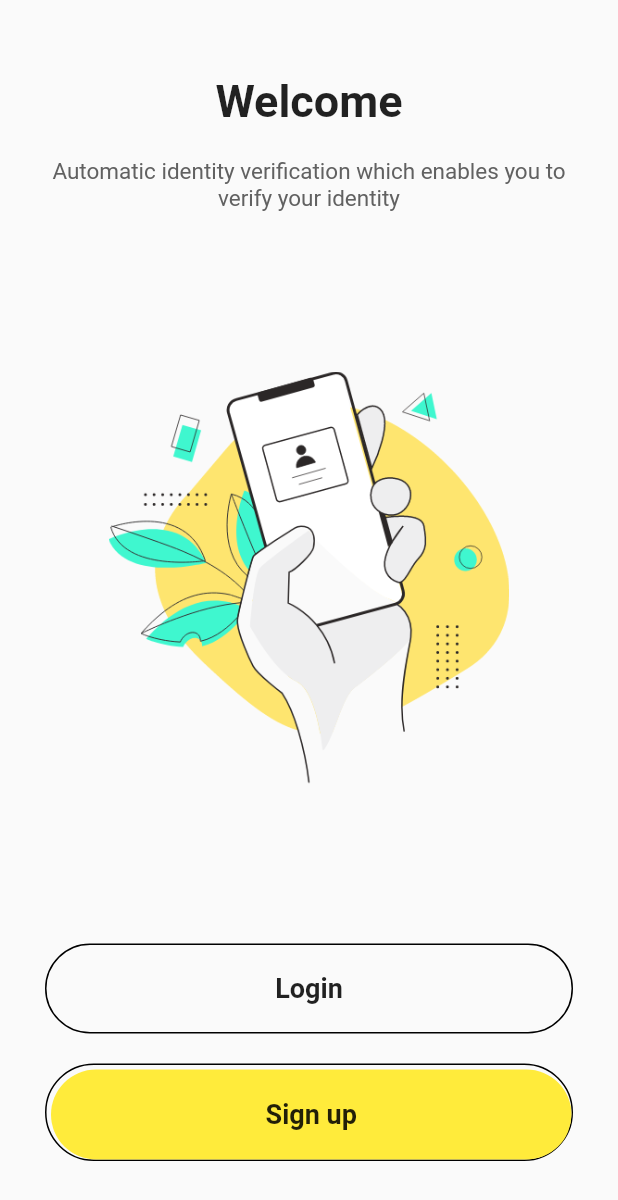
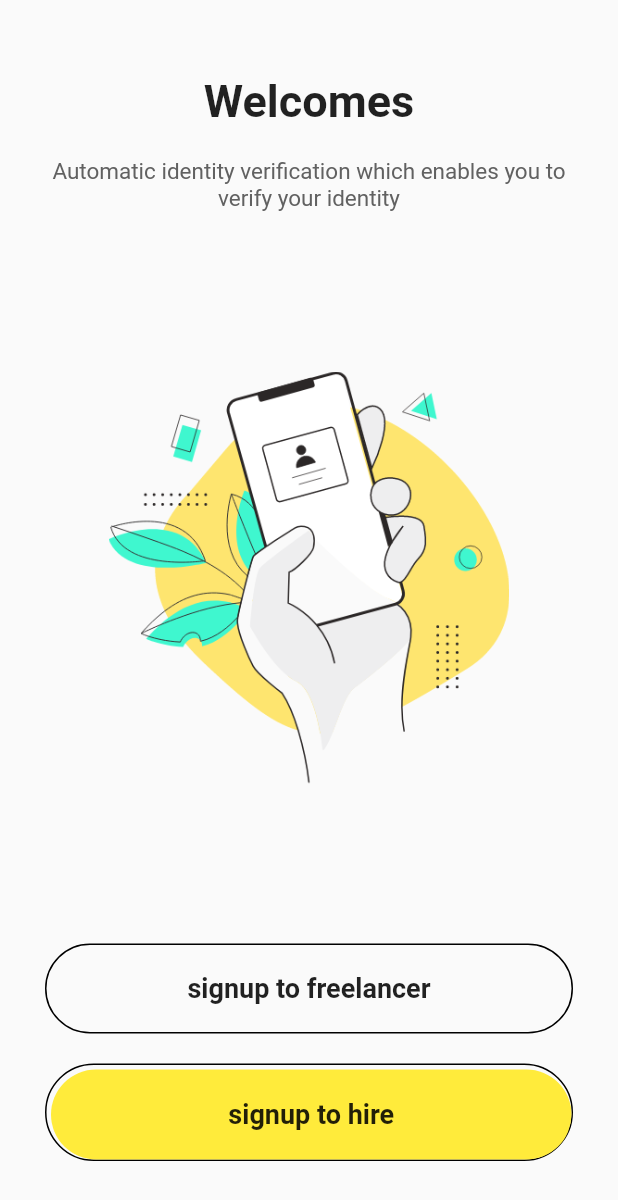
Before and after one commit to withewolf-dev/nahor_freelance, a Flutter app: the screen it shows after launch, on a phone screen of 412 x 824 dp. Shown: the top 1200 px of the screen. Run offline on Flutter 3.47's test engine with Material 2 defaults, Android fonts, the phone set to English and light mode, and no system bars; our stand-ins replace auto_route, firebase_core; accounts and stored records are empty.

Commit message:
auto_route setup

```diff
--- /dev/null
+++ b/lib/router/app_routes.dart
@@ -0,0 +1,15 @@
+import 'package:auto_route/annotations.dart';
+import 'package:auto_route/auto_route.dart';
+import 'package:nahor_freelance/screens/Freelance_Signup.dart';
+import 'package:nahor_freelance/screens/Hire_Signup.dart';
+import 'package:nahor_freelance/screens/Welcome.dart';
+
+@MaterialAutoRouter(
+  replaceInRouteName: 'Page,Route',
+  routes: <AutoRoute>[
+    AutoRoute(page: WelcomeScreen, initial: true, path: '/'),
+    AutoRoute(page: FreelancSingupS, path: '/freelance-signup'),
+    AutoRoute(page: HireSingupS, path: '/hire-signup'),
+  ],
+)
+class $AppRouter {}
--- a/lib/routes/app_routes.dart
+++ /dev/null
@@ -1,23 +0,0 @@
-import 'package:flutter/material.dart';
-import 'package:nahor_freelance/screens/auth/authscreen.dart';
-import 'package:nahor_freelance/screens/welcome.dart';
-
-class AppRouter {
-  Route onGenerateRoute(RouteSettings settings) {
-    switch (settings.name) {
-      case '/':
-        return MaterialPageRoute(
-          builder: (_) => AuthScreen(),
-        );
-
-      case '/welcome':
-        return MaterialPageRoute(
-          builder: (_) => Welcome(),
-        );
-      default:
-        return MaterialPageRoute(
-          builder: (_) => AuthScreen(),
-        );
-    }
-  }
-}
--- a/lib/screens/welcome.dart
+++ b/lib/screens/Hire_Signup.dart
@@ -1,6 +1,6 @@
 import 'package:flutter/material.dart';
 
-class Welcome extends StatelessWidget {
+class HireSingupS extends StatelessWidget {
   @override
   Widget build(BuildContext context) {
     return Scaffold(
@@ -13,7 +13,7 @@ class Welcome extends StatelessWidget {
               Navigator.pop(context);
             },
             child: Text(
-              "welcome you logged in",
+              "welcome you logged Hire",
               textDirection: TextDirection.ltr,
               textAlign: TextAlign.center,
             ),
--- a/lib/screens/auth/authscreen.dart
+++ b/lib/screens/Welcome.dart
@@ -1,7 +1,7 @@
 import 'package:flutter/material.dart';
-import 'package:nahor_freelance/screens/welcome.dart';
+import 'package:auto_route/auto_route.dart';
 
-class AuthScreen extends StatelessWidget {
+class WelcomeScreen extends StatelessWidget {
   @override
   Widget build(BuildContext context) {
     return Scaffold(
@@ -18,7 +18,7 @@ class AuthScreen extends StatelessWidget {
               Column(
                 children: <Widget>[
                   Text(
-                    "Welcome",
+                    "Welcomes",
                     style: TextStyle(fontWeight: FontWeight.bold, fontSize: 30),
                   ),
                   SizedBox(
@@ -43,14 +43,13 @@ class AuthScreen extends StatelessWidget {
                     minWidth: double.infinity,
                     height: 60,
                     onPressed: () {
-                      Navigator.push(context,
-                          MaterialPageRoute(builder: (context) => Welcome()));
+                      context.router.pushNamed("/freelance-signup");
                     },
                     shape: RoundedRectangleBorder(
                         side: BorderSide(color: Colors.black),
                         borderRadius: BorderRadius.circular(50)),
                     child: Text(
-                      "Login",
+                      "signup to freelancer",
                       style:
                           TextStyle(fontWeight: FontWeight.w600, fontSize: 18),
                     ),
@@ -72,14 +71,14 @@ class AuthScreen extends StatelessWidget {
                       minWidth: double.infinity,
                       height: 60,
                       onPressed: () {
-                        //Navigator.push(context, MaterialPageRoute(builder: (context) => SignupPage()));
+                        context.router.pushNamed('/hire-signup');
                       },
                       color: Colors.yellow,
                       elevation: 0,
                       shape: RoundedRectangleBorder(
                           borderRadius: BorderRadius.circular(50)),
                       child: Text(
-                        "Sign up",
+                        "signup to hire",
                         style: TextStyle(
                             fontWeight: FontWeight.w600, fontSize: 18),
                       ),
--- a/lib/screens/app.dart
+++ b/lib/screens/app.dart
@@ -1,13 +1,14 @@
 import 'package:flutter/material.dart';
-import 'package:nahor_freelance/routes/app_routes.dart';
+import 'package:nahor_freelance/router/app_routes.gr.dart';
 
 class App extends StatelessWidget {
-  final AppRouter _appRouter = AppRouter();
+  final AppRouter appRouter = AppRouter();
   @override
   Widget build(BuildContext context) {
-    return MaterialApp(
+    return MaterialApp.router(
       debugShowCheckedModeBanner: false,
-      onGenerateRoute: _appRouter.onGenerateRoute,
+      routerDelegate: appRouter.delegate(),
+      routeInformationParser: appRouter.defaultRouteParser(),
     );
   }
 }
--- a/pubspec.yaml
+++ b/pubspec.yaml
@@ -27,7 +27,7 @@ dependencies:
   flutter_bloc: ^7.0.1
   firebase_core: ^1.2.1
   simple_animations: ^3.1.1
-
+  auto_route: ^2.2.0
   # The following adds the Cupertino Icons font to your application.
   # Use with the CupertinoIcons class for iOS style icons.
   cupertino_icons: ^1.0.2
@@ -35,6 +35,8 @@ dependencies:
 dev_dependencies:
   flutter_test:
     sdk: flutter
+  auto_route_generator: ^2.1.0
+  build_runner: ^2.0.4
 
 # For information on the generic Dart part of this file, see the
 # following page: https://dart.dev/tools/pub/pubspec
```
Also changed, not shown: lib/pages/demo.dart (added, +15 -0 lines), lib/screens/Freelance_Signup.dart (added, +25 -0 lines), lib/router/app_routes.gr.dart (added), pubspec.lock, 1 other file.
